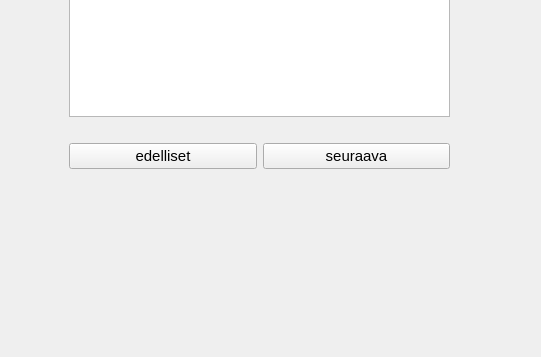
Before: the Qt Designer form frontend/transactionwindow.ui in 22kmo-project/group_10, drawn with Qt 5; both pictures show x 0 to 541 and y 243 to 600 of the 800 by 600 pixel window.
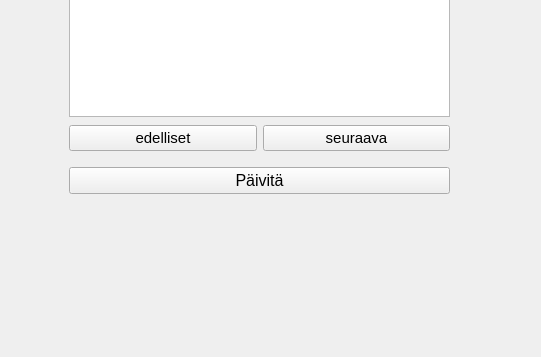
After: the same form once the commit is applied.

```diff
--- a/frontend/transactionwindow.ui
+++ b/frontend/transactionwindow.ui
@@ -84,11 +84,13 @@
      <property name="geometry">
       <rect>
        <x>50</x>
-       <y>340</y>
+       <y>339</y>
        <width>381</width>
-       <height>81</height>
+       <height>91</height>
       </rect>
      </property>
+     <layout class="QVBoxLayout" name="verticalLayout_3">
+      <item>
      <layout class="QHBoxLayout" name="horizontalLayout">
       <item>
        <widget class="QPushButton" name="getPrevButton">
@@ -111,6 +113,20 @@
         </property>
         <property name="text">
          <string>seuraava</string>
+          </property>
+         </widget>
+        </item>
+       </layout>
+      </item>
+      <item>
+       <widget class="QPushButton" name="updateButton">
+        <property name="font">
+         <font>
+          <pointsize>12</pointsize>
+         </font>
+        </property>
+        <property name="text">
+         <string>Päivitä</string>
         </property>
        </widget>
       </item>
```
Left out of the diff: 2 changed lines with no effect on the pictures. Lines whose indentation alone changed are shown as unchanged.
